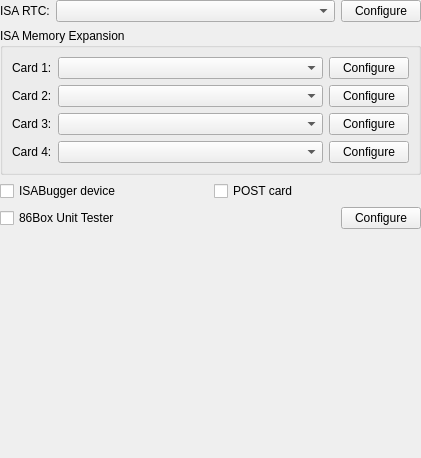
First picture: the form in src/qt/qt_settingsotherperipherals.ui, repository 86Box/86Box, before the edit.
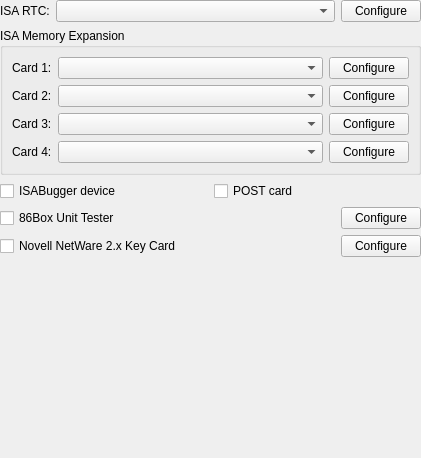
Second picture: the form after the edit.

Commit message: Add Novell NetWare 2.x Card Key emulation

Diff of the .ui file:
```diff
--- a/src/qt/qt_settingsotherperipherals.ui
+++ b/src/qt/qt_settingsotherperipherals.ui
@@ -216,6 +216,40 @@
      </item>
     </layout>
    </item>
+   <item>
+    <layout class="QHBoxLayout" name="horizontalLayout_6">
+     <property name="topMargin">
+      <number>0</number>
+     </property>
+     <item>
+      <widget class="QCheckBox" name="checkBoxKeyCard">
+       <property name="text">
+        <string>Novell NetWare 2.x Key Card</string>
+       </property>
+      </widget>
+     </item>
+     <item>
+      <spacer name="horizontalSpacer">
+       <property name="orientation">
+        <enum>Qt::Horizontal</enum>
+       </property>
+       <property name="sizeHint" stdset="0">
+        <size>
+         <width>40</width>
+         <height>20</height>
+        </size>
+       </property>
+      </spacer>
+     </item>
+     <item>
+      <widget class="QPushButton" name="pushButtonConfigureKeyCard">
+       <property name="text">
+        <string>Configure</string>
+       </property>
+      </widget>
+     </item>
+    </layout>
+   </item>
    <item>
     <spacer name="verticalSpacer">
      <property name="orientation">
```
Left out of the diff: 42 changed lines with no effect on the pictures. The commit also changes 8 other files.
